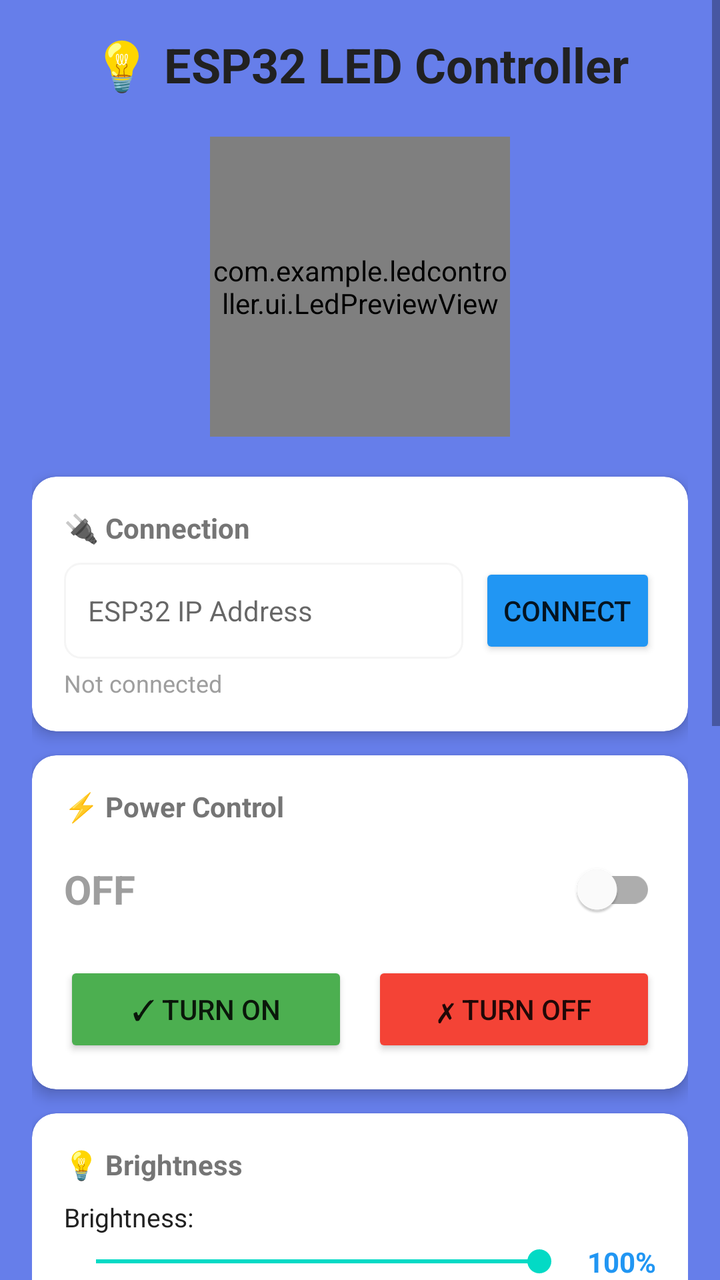
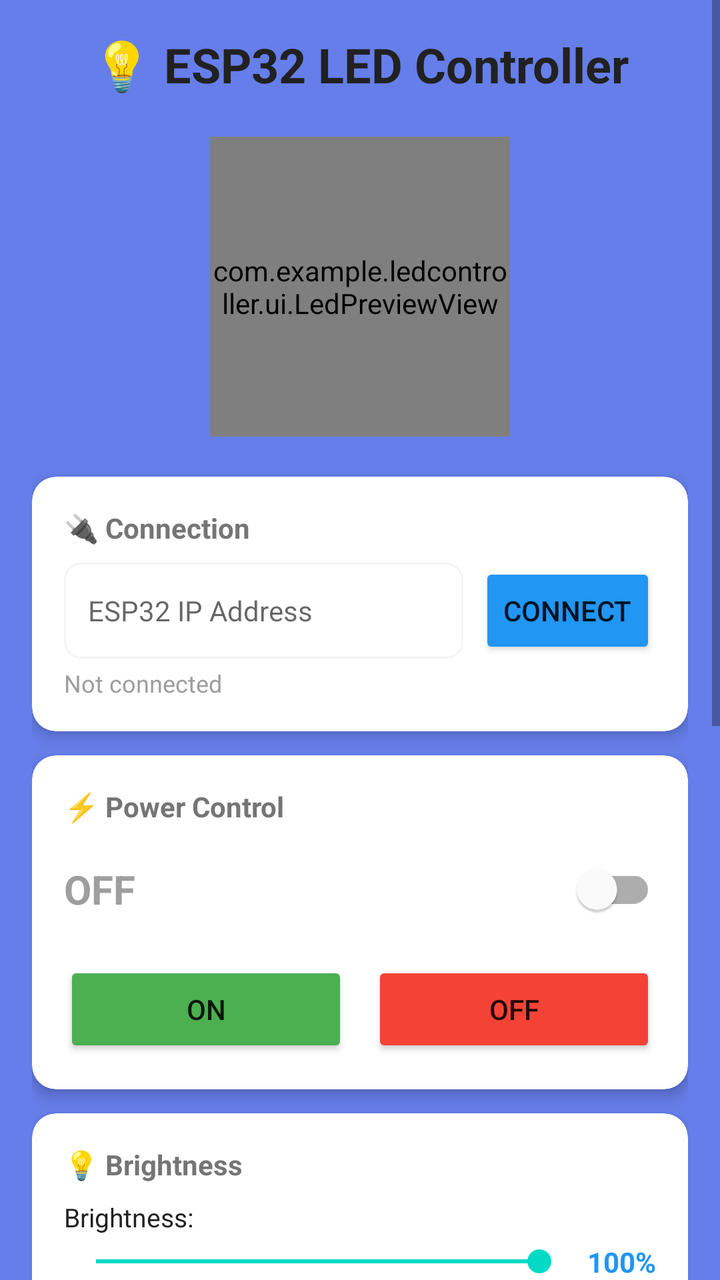

An Android layout rendered at two revisions. The XML below is the earlier revision; the diff shows what the commit changed to produce the second picture.
<!-- AndroidManifest.xml: application theme Theme.ESP32LEDController -->
<!-- res/layout/activity_main.xml -->
<?xml version="1.0" encoding="utf-8"?>

<ScrollView xmlns:android="http://schemas.android.com/apk/res/android"
    xmlns:app="http://schemas.android.com/apk/res-auto"
    android:layout_width="match_parent"
    android:layout_height="match_parent"
    android:fillViewport="true"
    android:background="@color/background_gradient">

    <LinearLayout
        android:layout_width="match_parent"
        android:layout_height="wrap_content"
        android:orientation="vertical"
        android:padding="16dp">

        <TextView
            android:layout_width="match_parent"
            android:layout_height="wrap_content"
            android:text="💡 ESP32 LED Controller"
            android:textSize="24sp"
            android:textStyle="bold"
            android:textColor="@color/text_primary"
            android:gravity="center"
            android:layout_marginBottom="20dp" />

        <com.example.ledcontroller.ui.LedPreviewView
            android:id="@+id/ledPreview"
            android:layout_width="150dp"
            android:layout_height="150dp"
            android:layout_gravity="center_horizontal"
            android:layout_marginBottom="20dp" />

        <androidx.cardview.widget.CardView
            android:layout_width="match_parent"
            android:layout_height="wrap_content"
            app:cardCornerRadius="12dp"
            app:cardElevation="4dp"
            android:layout_marginBottom="12dp">

            <LinearLayout
                android:layout_width="match_parent"
                android:layout_height="wrap_content"
                android:orientation="vertical"
                android:padding="16dp">

                <TextView
                    android:layout_width="wrap_content"
                    android:layout_height="wrap_content"
                    android:text="🔌 Connection"
                    android:textSize="14sp"
                    android:textStyle="bold"
                    android:textColor="@color/text_secondary"
                    android:layout_marginBottom="8dp" />

                <LinearLayout
                    android:layout_width="match_parent"
                    android:layout_height="wrap_content"
                    android:orientation="horizontal">

                    <EditText
                        android:id="@+id/editTextIp"
                        android:layout_width="0dp"
                        android:layout_height="48dp"
                        android:layout_weight="1"
                        android:hint="ESP32 IP Address"
                        android:inputType="text"
                        android:background="@drawable/edittext_background"
                        android:paddingStart="12dp"
                        android:paddingEnd="12dp"
                        android:textColor="@color/text_primary"
                        android:textSize="14sp" />

                    <Button
                        android:id="@+id/buttonConnect"
                        android:layout_width="wrap_content"
                        android:layout_height="48dp"
                        android:text="Connect"
                        android:layout_marginStart="8dp"
                        android:backgroundTint="@color/blue" />
                </LinearLayout>

                <TextView
                    android:id="@+id/textConnectionInfo"
                    android:layout_width="wrap_content"
                    android:layout_height="wrap_content"
                    android:text="Not connected"
                    android:textSize="12sp"
                    android:textColor="@color/gray"
                    android:layout_marginTop="4dp" />

            </LinearLayout>
        </androidx.cardview.widget.CardView>

        <androidx.cardview.widget.CardView
            android:layout_width="match_parent"
            android:layout_height="wrap_content"
            app:cardCornerRadius="12dp"
            app:cardElevation="4dp"
            android:layout_marginBottom="12dp">

            <LinearLayout
                android:layout_width="match_parent"
                android:layout_height="wrap_content"
                android:orientation="vertical"
                android:padding="16dp">

                <TextView
                    android:layout_width="wrap_content"
                    android:layout_height="wrap_content"
                    android:text="⚡ Power Control"
                    android:textSize="14sp"
                    android:textStyle="bold"
                    android:textColor="@color/text_secondary"
                    android:layout_marginBottom="8dp" />

                <RelativeLayout
                    android:layout_width="match_parent"
                    android:layout_height="wrap_content">

                    <TextView
                        android:id="@+id/textPowerStatus"
                        android:layout_width="wrap_content"
                        android:layout_height="wrap_content"
                        android:layout_centerVertical="true"
                        android:text="OFF"
                        android:textSize="20sp"
                        android:textStyle="bold"
                        android:textColor="@color/gray" />

                    <com.google.android.material.switchmaterial.SwitchMaterial
                        android:id="@+id/switchPower"
                        android:layout_width="wrap_content"
                        android:layout_height="wrap_content"
                        android:layout_alignParentEnd="true"
                        android:layout_centerVertical="true" />
                </RelativeLayout>

                <LinearLayout
                    android:layout_width="match_parent"
                    android:layout_height="wrap_content"
                    android:orientation="horizontal"
                    android:layout_marginTop="12dp">

                    <Button
                        android:id="@+id/buttonOn"
                        android:layout_width="0dp"
                        android:layout_height="48dp"
                        android:layout_weight="1"
                        android:text="✓ Turn ON"
                        android:backgroundTint="@color/green"
                        android:layout_marginEnd="6dp"
                        android:onClick="onTurnOnClicked" />

                    <Button
                        android:id="@+id/buttonOff"
                        android:layout_width="0dp"
                        android:layout_height="48dp"
                        android:layout_weight="1"
                        android:text="✗ Turn OFF"
                        android:backgroundTint="@color/red"
                        android:layout_marginStart="6dp"
                        android:onClick="onTurnOffClicked" />
                </LinearLayout>

            </LinearLayout>
        </androidx.cardview.widget.CardView>

        <androidx.cardview.widget.CardView
            android:layout_width="match_parent"
            android:layout_height="wrap_content"
            app:cardCornerRadius="12dp"
            app:cardElevation="4dp"
            android:layout_marginBottom="12dp">

            <LinearLayout
                android:layout_width="match_parent"
                android:layout_height="wrap_content"
                android:orientation="vertical"
                android:padding="16dp">

                <TextView
                    android:layout_width="wrap_content"
                    android:layout_height="wrap_content"
                    android:text="💡 Brightness"
                    android:textSize="14sp"
                    android:textStyle="bold"
                    android:textColor="@color/text_secondary"
                    android:layout_marginBottom="8dp" />

                <TextView
                    android:layout_width="wrap_content"
                    android:layout_height="wrap_content"
                    android:text="Brightness:"
                    android:textSize="13sp"
                    android:textColor="@color/text_primary" />

                <RelativeLayout
                    android:layout_width="match_parent"
                    android:layout_height="wrap_content"
                    android:layout_marginTop="4dp">

                    <SeekBar
                        android:id="@+id/seekBarBrightness"
                        android:layout_width="match_parent"
                        android:layout_height="wrap_content"
                        android:max="100"
                        android:progress="100"
                        android:layout_toStartOf="@+id/textBrightnessValue"
                        android:layout_centerVertical="true" />

                    <TextView
                        android:id="@+id/textBrightnessValue"
                        android:layout_width="wrap_content"
                        android:layout_height="wrap_content"
                        android:layout_alignParentEnd="true"
                        android:layout_centerVertical="true"
                        android:text="100%"
                        android:textSize="14sp"
                        android:textStyle="bold"
                        android:textColor="@color/blue"
                        android:layout_marginStart="8dp" />
                </RelativeLayout>

            </LinearLayout>
        </androidx.cardview.widget.CardView>

        <androidx.cardview.widget.CardView
            android:layout_width="match_parent"
            android:layout_height="wrap_content"
            app:cardCornerRadius="12dp"
            app:cardElevation="4dp"
            android:layout_marginBottom="12dp">

            <LinearLayout
                android:layout_width="match_parent"
                android:layout_height="wrap_content"
                android:orientation="vertical"
                android:padding="16dp">

                <TextView
                    android:layout_width="wrap_content"
                    android:layout_height="wrap_content"
                    android:text="🎨 Color Presets"
                    android:textSize="14sp"
                    android:textStyle="bold"
                    android:textColor="@color/text_secondary"
                    android:layout_marginBottom="12dp" />

                <GridLayout
                    android:layout_width="match_parent"
                    android:layout_height="wrap_content"
                    android:columnCount="5"
                    android:rowCount="2">

                    <Button
                        android:id="@+id/btnRed"
                        android:layout_width="0dp"
                        android:layout_height="40dp"
                        android:layout_columnWeight="1"
                        android:layout_margin="3dp"
                        android:text="Red"
                        android:textSize="11sp"
                        android:textColor="@color/white"
                        android:backgroundTint="@color/red" />

                    <Button
                        android:id="@+id/btnGreen"
                        android:layout_width="0dp"
                        android:layout_height="40dp"
                        android:layout_columnWeight="1"
                        android:layout_margin="3dp"
                        android:text="Green"
                        android:textSize="11sp"
                        android:textColor="@color/white"
                        android:backgroundTint="@color/green" />

                    <Button
                        android:id="@+id/btnBlue"
                        android:layout_width="0dp"
                        android:layout_height="40dp"
                        android:layout_columnWeight="1"
                        android:layout_margin="3dp"
                        android:text="Blue"
                        android:textSize="11sp"
                        android:textColor="@color/white"
                        android:backgroundTint="@color/blue" />

                    <Button
                        android:id="@+id/btnWarm"
                        android:layout_width="0dp"
                        android:layout_height="40dp"
                        android:layout_columnWeight="1"
                        android:layout_margin="3dp"
                        android:text="Warm"
                        android:textSize="11sp"
                        android:textColor="@color/black"
                        android:backgroundTint="@color/warm_white" />

                    <Button
                        android:id="@+id/btnCyan"
                        android:layout_width="0dp"
                        android:layout_height="40dp"
                        android:layout_columnWeight="1"
                        android:layout_margin="3dp"
                        android:text="Cyan"
                        android:textSize="11sp"
                        android:textColor="@color/black"
                        android:backgroundTint="@color/cyan" />

                    <Button
                        android:id="@+id/btnPurple"
                        android:layout_width="0dp"
                        android:layout_height="40dp"
                        android:layout_columnWeight="1"
                        android:layout_margin="3dp"
                        android:text="Purple"
                        android:textSize="11sp"
                        android:textColor="@color/white"
                        android:backgroundTint="@color/purple" />

                    <Button
                        android:id="@+id/btnOrange"
                        android:layout_width="0dp"
                        android:layout_height="40dp"
                        android:layout_columnWeight="1"
                        android:layout_margin="3dp"
                        android:text="Orange"
                        android:textSize="10sp"
                        android:textColor="@color/white"
                        android:backgroundTint="@color/orange" />

                    <Button
                        android:id="@+id/btnPink"
                        android:layout_width="0dp"
                        android:layout_height="40dp"
                        android:layout_columnWeight="1"
                        android:layout_margin="3dp"
                        android:text="Pink"
                        android:textSize="11sp"
                        android:textColor="@color/white"
                        android:backgroundTint="@color/pink" />

                    <Button
                        android:id="@+id/btnYellow"
                        android:layout_width="0dp"
                        android:layout_height="40dp"
                        android:layout_columnWeight="1"
                        android:layout_margin="3dp"
                        android:text="Yellow"
                        android:textSize="10sp"
                        android:textColor="@color/black"
                        android:backgroundTint="@color/yellow" />

                    <Button
                        android:id="@+id/btnWhite"
                        android:layout_width="0dp"
                        android:layout_height="40dp"
                        android:layout_columnWeight="1"
                        android:layout_margin="3dp"
                        android:text="White"
                        android:textSize="11sp"
                        android:textColor="@color/black"
                        android:backgroundTint="@color/white" />
                </GridLayout>

            </LinearLayout>
        </androidx.cardview.widget.CardView>

        <androidx.cardview.widget.CardView
            android:layout_width="match_parent"
            android:layout_height="wrap_content"
            app:cardCornerRadius="12dp"
            app:cardElevation="4dp"
            android:layout_marginBottom="12dp">

            <LinearLayout
                android:layout_width="match_parent"
                android:layout_height="wrap_content"
                android:orientation="vertical"
                android:padding="16dp">

                <TextView
                    android:layout_width="wrap_content"
                    android:layout_height="wrap_content"
                    android:text="✨ Effect Mode"
                    android:textSize="14sp"
                    android:textStyle="bold"
                    android:textColor="@color/text_secondary"
                    android:layout_marginBottom="8dp" />

                <Spinner
                    android:id="@+id/spinnerMode"
                    android:layout_width="match_parent"
                    android:layout_height="48dp"
                    android:background="@drawable/spinner_background"
                    android:paddingStart="12dp" />

            </LinearLayout>
        </androidx.cardview.widget.CardView>

        <androidx.cardview.widget.CardView
            android:layout_width="match_parent"
            android:layout_height="wrap_content"
            app:cardCornerRadius="12dp"
            app:cardElevation="4dp"
            android:layout_marginBottom="20dp">

            <LinearLayout
                android:layout_width="match_parent"
                android:layout_height="wrap_content"
                android:orientation="vertical"
                android:padding="16dp">

                <TextView
                    android:layout_width="wrap_content"
                    android:layout_height="wrap_content"
                    android:text="📊 Status"
                    android:textSize="14sp"
                    android:textStyle="bold"
                    android:textColor="@color/text_secondary"
                    android:layout_marginBottom="12dp" />

                <TableLayout
                    android:layout_width="match_parent"
                    android:layout_height="wrap_content">

                    <TableRow>
                        <TextView
                            android:layout_width="0dp"
                            android:layout_height="wrap_content"
                            android:layout_weight="1"
                            android:text="State:"
                            android:textSize="13sp"
                            android:textColor="@color/gray" />
                        <TextView
                            android:id="@+id/textStateValue"
                            android:layout_width="0dp"
                            android:layout_height="wrap_content"
                            android:layout_weight="1"
                            android:text="OFF"
                            android:textSize="13sp"
                            android:textStyle="bold"
                            android:textColor="@color/text_primary"
                            android:gravity="end" />
                    </TableRow>

                    <TableRow android:layout_marginTop="8dp">
                        <TextView
                            android:layout_width="0dp"
                            android:layout_height="wrap_content"
                            android:layout_weight="1"
                            android:text="Mode:"
                            android:textSize="13sp"
                            android:textColor="@color/gray" />
                        <TextView
                            android:id="@+id/textModeValue"
                            android:layout_width="0dp"
                            android:layout_height="wrap_content"
                            android:layout_weight="1"
                            android:text="Static"
                            android:textSize="13sp"
                            android:textStyle="bold"
                            android:textColor="@color/text_primary"
                            android:gravity="end" />
                    </TableRow>

                    <TableRow android:layout_marginTop="8dp">
                        <TextView
                            android:layout_width="0dp"
                            android:layout_height="wrap_content"
                            android:layout_weight="1"
                            android:text="RGB:"
                            android:textSize="13sp"
                            android:textColor="@color/gray" />
                        <TextView
                            android:id="@+id/textRgbValue"
                            android:layout_width="0dp"
                            android:layout_height="wrap_content"
                            android:layout_weight="1"
                            android:text="255, 255, 255"
                            android:textSize="13sp"
                            android:textStyle="bold"
                            android:textColor="@color/text_primary"
                            android:gravity="end" />
                    </TableRow>

                </TableLayout>

            </LinearLayout>
        </androidx.cardview.widget.CardView>

    </LinearLayout>

</ScrollView>
<!-- resources referenced by this layout -->
<resources>
  <color name="background_gradient">@color/background_start</color>
  <color name="black">#FF000000</color>
  <color name="blue">#FF2196F3</color>
  <color name="cyan">#FF00BCD4</color>
  <color name="gray">#FF9E9E9E</color>
  <color name="green">#FF4CAF50</color>
  <color name="orange">#FFFF9800</color>
  <color name="pink">#FFE91E63</color>
  <color name="purple">#FF9C27B0</color>
  <color name="red">#FFF44336</color>
  <color name="text_primary">#FF212121</color>
  <color name="text_secondary">#FF757575</color>
  <color name="warm_white">#FFFFCC80</color>
  <color name="white">#FFFFFFFF</color>
  <color name="yellow">#FFFFEB3B</color>
  <!-- drawable edittext_background (drawable) -->
  <?xml version="1.0" encoding="utf-8"?>
  
  <shape xmlns:android="http://schemas.android.com/apk/res/android"
      android:shape="rectangle">
      <solid android:color="@color/white" />
      <corners android:radius="8dp" />
      <stroke
          android:width="1dp"
          android:color="@color/light_gray" />
  </shape>
  <!-- drawable spinner_background (drawable) -->
  <?xml version="1.0" encoding="utf-8"?>
  
  <selector xmlns:android="http://schemas.android.com/apk/res/android">
      <item>
          <shape android:shape="rectangle">
              <solid android:color="@color/white" />
              <corners android:radius="8dp" />
              <stroke
                  android:width="1dp"
                  android:color="@color/light_gray" />
              <padding
                  android:left="12dp"
                  android:right="12dp"
                  android:top="8dp"
                  android:bottom="8dp" />
          </shape>
      </item>
  </selector>
  <style name="Theme.ESP32LEDController" parent="Theme.MaterialComponents.Light.DarkActionBar">
          <item name="colorPrimary">@color/purple_500</item>
          <item name="colorPrimaryVariant">@color/purple_700</item>
          <item name="colorOnPrimary">@color/white</item>
          <item name="colorSecondary">@color/teal_200</item>
          <item name="colorSecondaryVariant">@color/teal_700</item>
          <item name="colorOnSecondary">@color/black</item>
          <item name="android:statusBarColor">?attr/colorPrimaryVariant</item>
      </style>
  <color name="background_start">#FF667EEA</color>
  <color name="light_gray">#FFF5F5F5</color>
  <color name="purple_500">#FF6200EE</color>
  <color name="purple_700">#FF3700B3</color>
  <color name="teal_200">#FF03DAC5</color>
  <color name="teal_700">#FF018786</color>
</resources>

<!-- the commit's change to res/layout/activity_main.xml (unified diff, before → after) -->
@@ -146,7 +146,8 @@
                         android:layout_width="0dp"
                         android:layout_height="48dp"
                         android:layout_weight="1"
-                        android:text="✓ Turn ON"
+                        android:text="ON"
+                        android:textSize="14sp"
                         android:backgroundTint="@color/green"
                         android:layout_marginEnd="6dp"
                         android:onClick="onTurnOnClicked" />
@@ -156,7 +157,8 @@
                         android:layout_width="0dp"
                         android:layout_height="48dp"
                         android:layout_weight="1"
-                        android:text="✗ Turn OFF"
+                        android:text="OFF"
+                        android:textSize="14sp"
                         android:backgroundTint="@color/red"
                         android:layout_marginStart="6dp"
                         android:onClick="onTurnOffClicked" />
